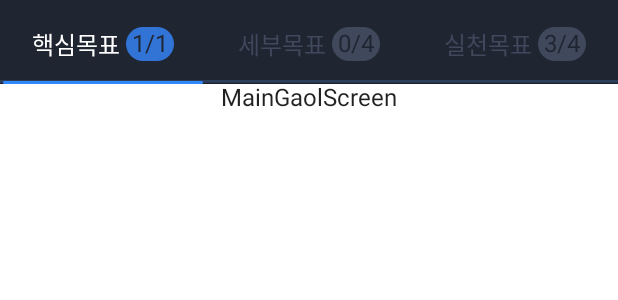
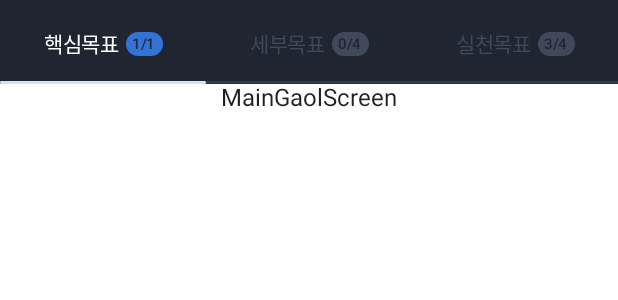
Before and after one commit to Nexters/HagoMandal-AOS, an Android app built with Jetpack Compose: the @Preview function PreviewGoalScreen, on a phone screen of 412 x 824 dp. Shown: the top 300 px of the screen. Run offline under Robolectric (Android 15) with nearby library versions, the phone set to English and light mode, and no system bars; our stand-ins replace accompanist.

Commit message:
GoalTab 디자인 작업 완료

```diff
--- a/app/src/main/java/com/greedy0110/hagomandal/ui/GoalTab.kt
+++ b/app/src/main/java/com/greedy0110/hagomandal/ui/GoalTab.kt
@@ -17,9 +17,33 @@ import androidx.compose.runtime.Composable
 import androidx.compose.ui.Alignment
 import androidx.compose.ui.Modifier
 import androidx.compose.ui.graphics.Color
+import androidx.compose.ui.text.TextStyle
+import androidx.compose.ui.text.font.FontFamily
+import androidx.compose.ui.text.font.FontStyle
+import androidx.compose.ui.text.font.FontWeight
 import androidx.compose.ui.tooling.preview.Preview
 import androidx.compose.ui.unit.dp
+import androidx.compose.ui.unit.sp
 import com.greedy0110.hagomandal.ui.theme.HagoMandalTheme
+
+private val defaultFontFamily: FontFamily = FontFamily.SansSerif
+private val t12 = TextStyle(
+    fontWeight = FontWeight.W400,
+    color = Color.White,
+    fontStyle = FontStyle.Normal,
+    fontSize = 14.sp,
+    fontFamily = defaultFontFamily,
+    lineHeight = 1.2.sp,
+    letterSpacing = (-0.3).sp
+)
+
+private val t10 = TextStyle(
+    fontWeight = FontWeight.W500,
+    color = Color.White,
+    fontSize = 10.sp,
+    fontFamily = defaultFontFamily,
+    letterSpacing = (-0.3).sp
+)
 
 @Composable
 fun GoalTabBadge(
@@ -42,7 +66,7 @@ fun GoalTabBadge(
             )
             .padding(horizontal = 4.dp, vertical = 2.dp),
         text = text,
-        color = badgeTextColor
+        style = t10.copy(badgeTextColor)
     )
 }
 
@@ -78,8 +102,12 @@ fun GoalTab(
         else -> Color(0xff40485c)
     }
     val indicatorHeight = 2.dp
-    val defaultIndicatorColor = Color(0xff619FFF).copy(alpha = 0.2f)
     val tabHeight = 56.dp
+
+    val indicatorColor = when {
+        completed -> Color(0xff3174d6)
+        else -> Color(0xff619FFF).copy(alpha = 0.2f)
+    }
 
     Column(
         modifier = modifier
@@ -92,11 +120,12 @@ fun GoalTab(
     ) {
         Row(
             modifier = Modifier
-                .padding(bottom = 12.dp),
+                .padding(bottom = 12.dp)
+                .weight(1f),
             horizontalArrangement = Arrangement.Center,
             verticalAlignment = Alignment.CenterVertically
         ) {
-            Text(text = title, color = textColor)
+            Text(text = title, style = t12.copy(color = textColor))
             Spacer(Modifier.size(4.dp))
             GoalTabBadge(completed = completed, selected = selected, text = badge)
         }
@@ -104,7 +133,7 @@ fun GoalTab(
             modifier = Modifier
                 .fillMaxWidth()
                 .height(indicatorHeight)
-                .background(defaultIndicatorColor)
+                .background(indicatorColor)
         )
     }
 }
@@ -123,13 +152,12 @@ fun PreviewGoalTab() {
 @Composable
 fun GoalIndicator(modifier: Modifier = Modifier) {
     val indicatorHeight = 2.dp
-    val indicatorColor = Color(0xff3288ff)
+    val indicatorColor = Color.White.copy(alpha = 0.8f)
 
     Box(
         modifier
             .fillMaxWidth()
             .height(indicatorHeight)
-            .padding(horizontal = 2.dp)
             .background(indicatorColor, RoundedCornerShape(4.dp))
     )
 }
```
